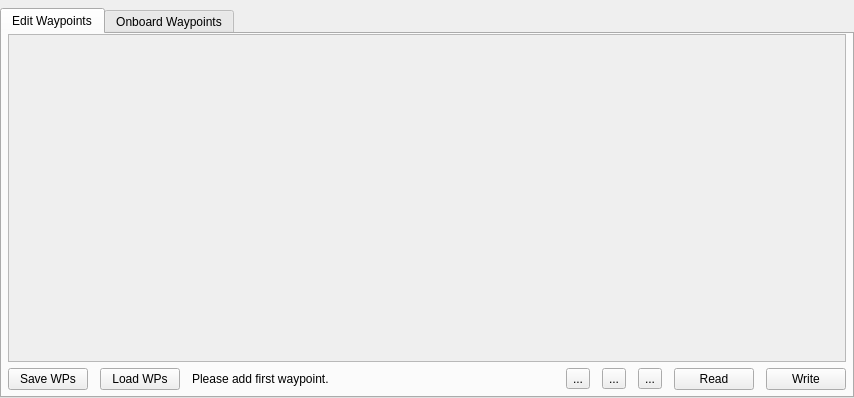
Old version of the form src/ui/WaypointList.ui in the repository mavlink/qgroundcontrol.
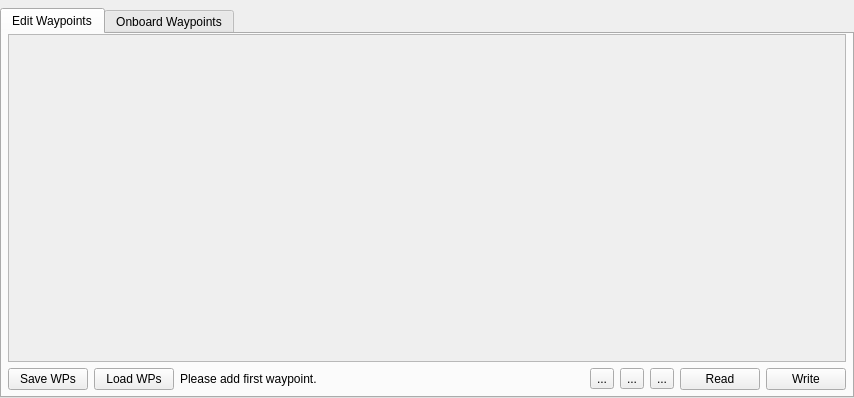
New version of the form. Icons and pictures are not drawn.

Patch:
```diff
--- a/src/ui/WaypointList.ui
+++ b/src/ui/WaypointList.ui
@@ -32,6 +32,9 @@
    <property name="bottomMargin">
     <number>0</number>
    </property>
+   <property name="spacing">
+    <number>0</number>
+   </property>
    <item row="0" column="0">
     <widget class="QTabWidget" name="tabWidget">
      <property name="currentIndex">
@@ -54,10 +57,7 @@
        <property name="bottomMargin">
         <number>6</number>
        </property>
-       <property name="horizontalSpacing">
-        <number>12</number>
-       </property>
-       <property name="verticalSpacing">
+       <property name="spacing">
         <number>6</number>
        </property>
        <item row="0" column="0" colspan="9">
```
Left out of the diff: 5 changed lines with no effect on the pictures.
